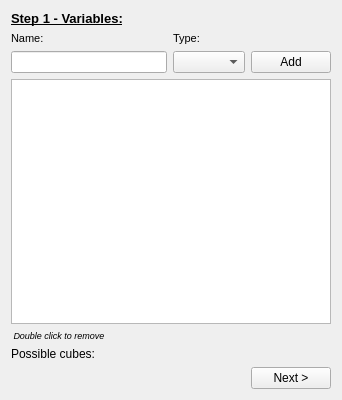
rafidalhaq/complex-course, file fuzzy_logic_gui/flg_project_setup_page.ui: the form before one commit.
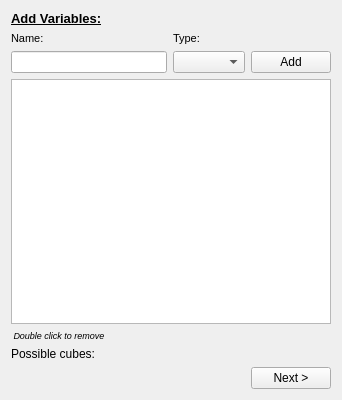
The form after the commit.

Diff of the .ui file:
```diff
--- a/fuzzy_logic_gui/flg_project_setup_page.ui
+++ b/fuzzy_logic_gui/flg_project_setup_page.ui
@@ -27,7 +27,7 @@
         </font>
        </property>
        <property name="text">
-        <string>Step 1 - Variables:</string>
+        <string>Add Variables:</string>
        </property>
       </widget>
      </item>
```
